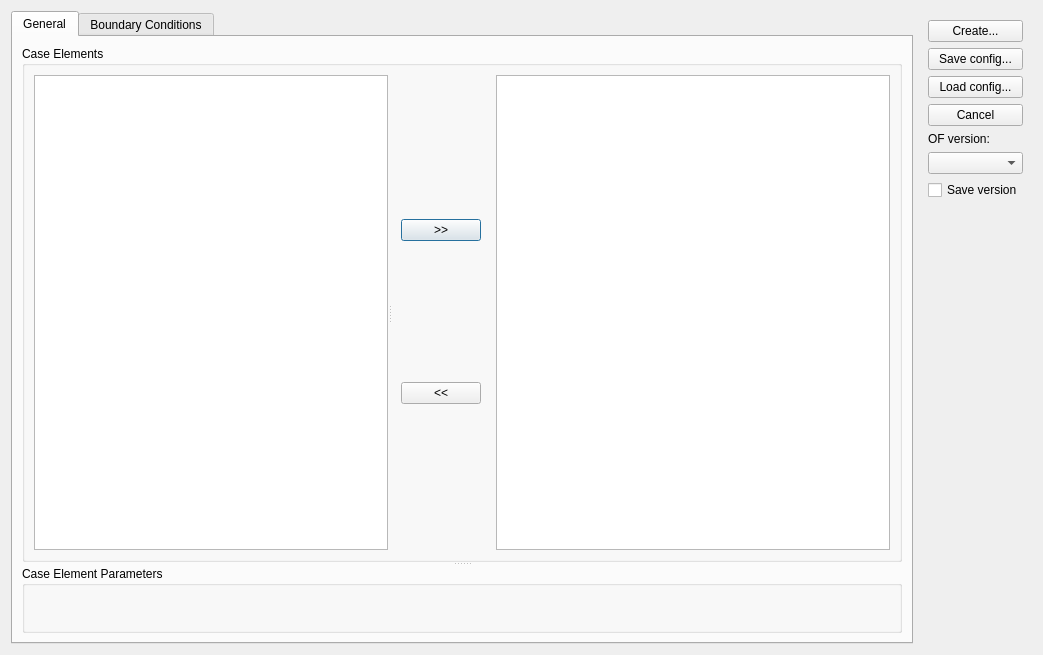
This is src/extensions/openfoam/isutils/isofCaseBuilder/isofcasebuilderwindow.ui in hkroeger/insightcae as Qt 5 draws it before an edit. The edited form follows.
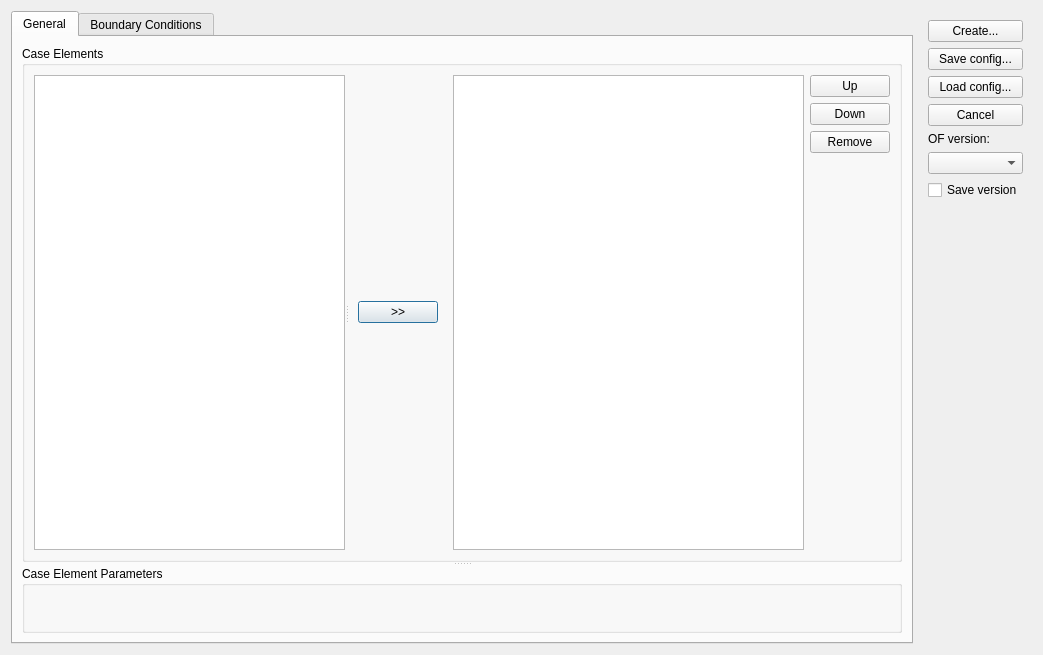
This is the edited form.

Diff of the .ui file:
```diff
--- a/src/extensions/openfoam/isutils/isofCaseBuilder/isofcasebuilderwindow.ui
+++ b/src/extensions/openfoam/isutils/isofCaseBuilder/isofcasebuilderwindow.ui
@@ -64,19 +64,50 @@
                     </property>
                    </widget>
                   </item>
-                  <item>
-                   <widget class="QPushButton" name="remove_btn">
-                    <property name="text">
-                     <string>&lt;&lt;</string>
-                    </property>
-                   </widget>
-                  </item>
                  </layout>
                 </widget>
                </item>
                <item>
                 <widget class="QListWidget" name="selected_elements"/>
                </item>
+               <item>
+                <layout class="QVBoxLayout" name="verticalLayout_10">
+                 <item>
+                  <widget class="QPushButton" name="up_btn">
+                   <property name="text">
+                    <string>Up</string>
+                   </property>
+                  </widget>
+                 </item>
+                 <item>
+                  <widget class="QPushButton" name="down_btn">
+                   <property name="text">
+                    <string>Down</string>
+                   </property>
+                  </widget>
+                 </item>
+                 <item>
+                  <widget class="QPushButton" name="remove_btn">
+                   <property name="text">
+                    <string>Remove</string>
+                   </property>
+                  </widget>
+                 </item>
+                 <item>
+                  <spacer name="verticalSpacer_2">
+                   <property name="orientation">
+                    <enum>Qt::Vertical</enum>
+                   </property>
+                   <property name="sizeHint" stdset="0">
+                    <size>
+                     <width>20</width>
+                     <height>40</height>
+                    </size>
+                   </property>
+                  </spacer>
+                 </item>
+                </layout>
+               </item>
               </layout>
              </widget>
             </widget>
```
Left out of the diff: 9 changed lines with no effect on the pictures.
